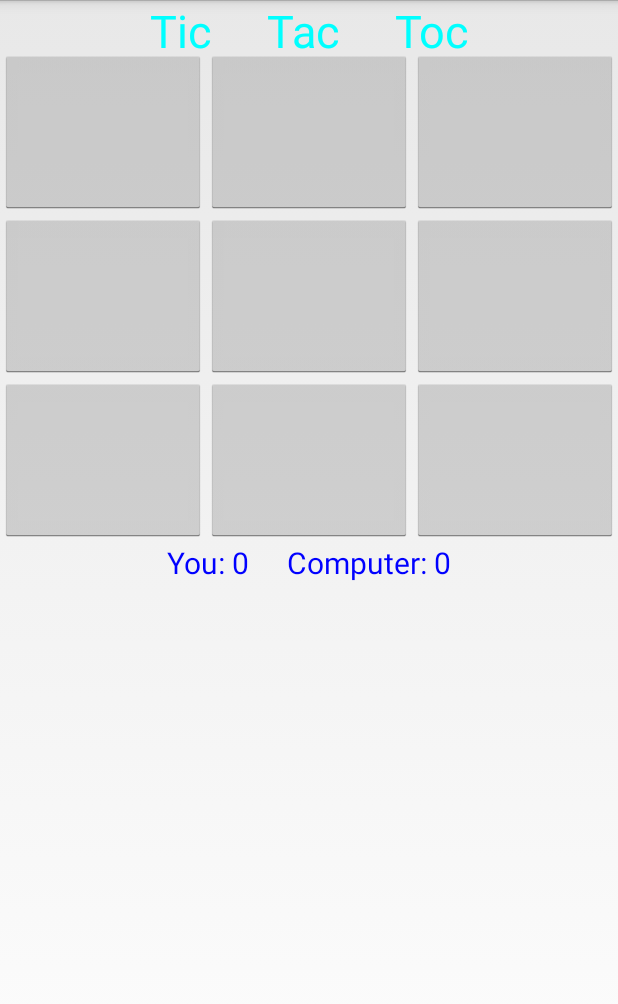
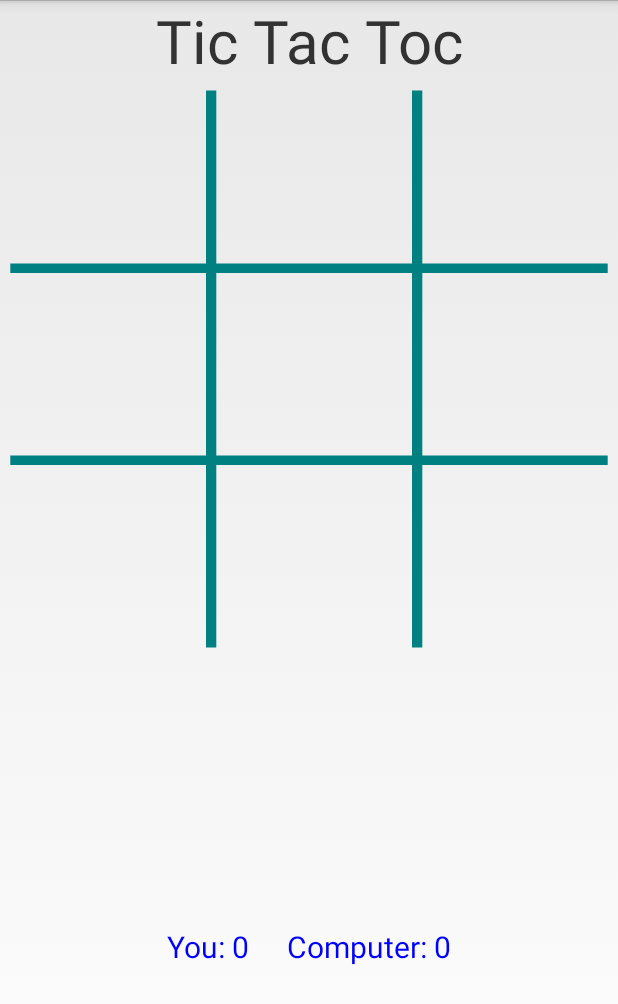
Before and after one commit to SompuZ/TicTacToc, an Android app: the GameActivity screen opened directly, with no data from a screen before it, on a phone screen of 412 x 824 dp. Shown: the top 1004 px of the screen. Run offline under Robolectric (Android 15) with nearby library versions, the phone set to English and light mode, and no system bars.

Commit message:
Added Sounds & Improved Layout

```diff
--- a/app/src/main/java/com/sampu/tictactoc/GameActivity.java
+++ b/app/src/main/java/com/sampu/tictactoc/GameActivity.java
@@ -1,5 +1,6 @@
 package com.sampu.tictactoc;
 
+import java.io.IOException;
 import java.util.ArrayList;
 
 import android.app.Activity;
@@ -9,6 +10,7 @@ import android.content.DialogInterface;
 import android.content.SharedPreferences;
 import android.graphics.Color;
 import android.graphics.Typeface;
+import android.media.MediaPlayer;
 import android.os.Bundle;
 import android.os.Handler;
 import android.view.Gravity;
@@ -24,7 +26,7 @@ import android.widget.TextView;
 public class GameActivity extends Activity implements OnClickListener {
 
 	private static Button[][] b=new Button[3][3];
-	private static ArrayList<Button> ab=new ArrayList<Button>();
+	private static ArrayList<Button> ab= new ArrayList<>();
 	private boolean win=false,block=false;
 	private boolean user,hard=true,com;
 	private int u,c;
@@ -38,57 +40,42 @@ public class GameActivity extends Activity implements OnClickListener {
 	protected void onCreate(Bundle savedInstanceState) {
 		super.onCreate(savedInstanceState);
 		requestWindowFeature(Window.FEATURE_NO_TITLE);
-		LinearLayout.LayoutParams lp = new LinearLayout.LayoutParams(0,LinearLayout.LayoutParams.WRAP_CONTENT,1);
-		LinearLayout box=new LinearLayout(this);
-		box.setOrientation(LinearLayout.VERTICAL);
-		//box.setBackgroundColor(Color.GREEN);
-		TextView title=new TextView(this);
-		title.setTextSize(30);
-		title.setGravity(Gravity.CENTER);
-		title.setTextColor(Color.CYAN);
-		title.setText("Tic     Tac     Toc");
-		title.setHeight(50);
-		box.addView(title);
-		//box.setBackgroundResource(R.drawable.tictotac);
+		setContentView(R.layout.activity_game);
+
+        b[0][0]=findViewById(R.id.one);
+		b[0][1]=findViewById(R.id.two);
+		b[0][2]=findViewById(R.id.three);
+		b[1][0]=findViewById(R.id.four);
+		b[1][1]=findViewById(R.id.five);
+		b[1][2]=findViewById(R.id.six);
+		b[2][0]=findViewById(R.id.seven);
+		b[2][1]=findViewById(R.id.eight);
+		b[2][2]=findViewById(R.id.nine);
 
 		 for (int i=0;i<3;i++) {
-	        	LinearLayout row = new LinearLayout(this);
-	        	row.setOrientation(LinearLayout.HORIZONTAL);
 	        	for(int j=0;j<3;j++) {
-	        		b[i][j]=new Button(this);
-	        		b[i][j].setLayoutParams(lp);
-	        		//b[i][j].setHeight(100);
-	        		//b[i][j].setAlpha((float) 0.9);
 	        		b[i][j].setOnClickListener(this);
 	        		b[i][j].setTypeface(Typeface.DEFAULT_BOLD);
 	        		b[i][j].setTextSize(70);
-	        		//b[i][j].setTextColor(Color.BLUE);
-	        		row.addView(b[i][j]);
 	        	}
-	        	box.addView(row);
 	        }
 
 		sp=getPreferences(MODE_PRIVATE);
 		u=sp.getInt("user", 0);
 		c=sp.getInt("com",0);
 
-		TextView score=new TextView(this);
+		TextView score=findViewById(R.id.score);
 		score.setTextColor(Color.BLUE);
 		score.setTextSize(20);
 		score.setGravity(Gravity.CENTER);
 		score.setTypeface(Typeface.SANS_SERIF);
 		score.setText("You: "+u+"		Computer: "+c);
-		box.addView(score);
-
-		setContentView(box);//R.layout.activity_game);
 	}
-
-
 
 
 	@Override
 	protected void onStart() {
-		// TODO Auto-generated method stub
+
 		super.onStart();
 
 		ab.clear();
@@ -107,27 +94,24 @@ public class GameActivity extends Activity implements OnClickListener {
 
 			@Override
 			public void onClick(DialogInterface arg0, int arg1) {
-				// TODO Auto-generated method stub
+
 				user=true;com=false;
 			}
 		}).setNegativeButton("Computer", new DialogInterface.OnClickListener() {
 
 			@Override
 			public void onClick(DialogInterface arg0, int arg1) {
-				// TODO Auto-generated method stub
+
 				user=false;com=true;
 			}
 		})
 		.setCancelable(false).show();
 
-		//user=false;com=true;//user=true;com=false;
-
-
 		 U=new Runnable() {
 
 			@Override
 			public void run() {
-				// TODO Auto-generated method stub
+
 				System.out.println("USER MODE user="+user+"Com="+com);
 				if(user)
 					loop.postDelayed(this, 1000);
@@ -143,7 +127,7 @@ public class GameActivity extends Activity implements OnClickListener {
 
 			@Override
 			public void run() {
-				// TODO Auto-generated method stub
+
 
 					user_turn();
 
@@ -173,7 +157,7 @@ public class GameActivity extends Activity implements OnClickListener {
 
 							}
 						});
-
+						MediaPlayer.create(GameActivity.this,R.raw.user_win).start();
 						d.show();
 
 						return;
@@ -199,19 +183,19 @@ public class GameActivity extends Activity implements OnClickListener {
 								finish();
 							}
 						});
+						MediaPlayer.create(GameActivity.this,R.raw.draw_game).start();
 						d.show();
 
 						return;
 					}
 
-					try {
-						Thread.sleep(0);
-					} catch (InterruptedException e) {
-						// TODO Auto-generated catch block
-						e.printStackTrace();
-					}
+				try {
+					Thread.sleep(400);
+				} catch (InterruptedException e) {
+					e.printStackTrace();
+				}
 
-					if(com)
+				if(com)
 						com_turn();
 
 					if(draw()){
@@ -234,6 +218,7 @@ public class GameActivity extends Activity implements OnClickListener {
 								finish();
 							}
 						});
+						MediaPlayer.create(GameActivity.this,R.raw.draw_game).start();
 						d.show();
 
 						return;
@@ -242,12 +227,10 @@ public class GameActivity extends Activity implements OnClickListener {
 			}
 
 			private void com_turn() {
-				// TODO Auto-generated method stub
-				//Toast.makeText(GameActivity.this, "Computer Turn com="+com, Toast.LENGTH_SHORT).show();
-				//Toast.makeText(GameActivity.this, "Com_turn.  block="+block+"user="+user, Toast.LENGTH_SHORT).show();
+				//Com_Sound_player.start();
+				MediaPlayer.create(GameActivity.this,R.raw.com_turn).start();
 
 				if(com){
-
 					wintry(b[0][0],b[0][1],b[0][2]);
 					wintry(b[1][0],b[1][1],b[1][2]);
 					wintry(b[2][0],b[2][1],b[2][2]);
@@ -272,6 +255,7 @@ public class GameActivity extends Activity implements OnClickListener {
 							Button ff=ab.get(lok);
 							ff.setText("O");
 							ab.remove(lok);
+							//User_Sound_player.stop();
 							//com=false;
 						}
 					}
@@ -286,7 +270,7 @@ public class GameActivity extends Activity implements OnClickListener {
 			private void user_turn() {
 
 				System.out.println("User Turn");
-				// TODO Auto-generated method stub
+
 
 				loop.post(U);
 
@@ -309,9 +293,10 @@ public class GameActivity extends Activity implements OnClickListener {
 
 	@Override
 	public void onClick(View V) {
-		// TODO Auto-generated method stub
+		//User_Sound_player.start();
 		Button bb=(Button)V;
 		if(bb.getText().equals("")&&user){
+			MediaPlayer.create(GameActivity.this,R.raw.user_turn).start();
 			bb.setTextColor(Color.RED);
 			bb.setText("X");
 			//bb.setTextColor(Color.BLUE);
@@ -378,9 +363,9 @@ public class GameActivity extends Activity implements OnClickListener {
 				e.commit();
 				d.dismiss();
 				finish();
-
 					}
 				});
+				MediaPlayer.create(GameActivity.this,R.raw.com_win).start();
 				d.show();
 
 				win=true;
@@ -394,10 +379,10 @@ public class GameActivity extends Activity implements OnClickListener {
 				d.setContentView(R.layout.my_dialog);
 				d.setCancelable(false);
 
-				ImageView logo=(ImageView) d.findViewById(R.id.imageView1);
+				ImageView logo=d.findViewById(R.id.imageView1);
 				logo.setImageResource(R.drawable.l);
 
-				Button b=(Button)d.findViewById(R.id.bb2);
+				Button b=d.findViewById(R.id.bb2);
 				b.setOnClickListener(new OnClickListener() {
 
 					@Override
@@ -412,6 +397,7 @@ public class GameActivity extends Activity implements OnClickListener {
 
 					}
 				});
+				MediaPlayer.create(GameActivity.this,R.raw.com_win).start();
 				d.show();
 
 				win=true;
@@ -487,8 +473,6 @@ public class GameActivity extends Activity implements OnClickListener {
 
 	 void blocktry(Button b1,Button b2,Button b3) {
 
-		// Toast.makeText(this, "Blocktry: ["+b1.getText()+"]  ["+b2.getText()+"]  ["+b3.getText()+"]", Toast.LENGTH_SHORT).show();
-
 		if(!block){
 			if(b1.getText().equals("X")&&b2.getText().equals("X")&&b3.getText().equals("")){
 				b3.setText("O");
@@ -519,7 +503,7 @@ public class GameActivity extends Activity implements OnClickListener {
 
 	@Override
 	public void onBackPressed() {
-		// TODO Auto-generated method stub
+
 		super.onBackPressed();
 		loop.removeCallbacks(U);
 		loop.removeCallbacks(game);
--- /dev/null
+++ b/app/src/main/res/drawable/ic_tictoctac.xml
@@ -0,0 +1,15 @@
+<vector android:height="24dp" android:viewportHeight="300.0"
+    android:viewportWidth="300.0" android:width="24dp" xmlns:android="http://schemas.android.com/apk/res/android">
+    <path android:fillColor="#008080"
+        android:pathData="M100,5h5v290h-5z" android:strokeAlpha="1"
+        android:strokeColor="#00000000" android:strokeWidth="25.15459442"/>
+    <path android:fillColor="#008080"
+        android:pathData="M200,5h5v290h-5z" android:strokeAlpha="1"
+        android:strokeColor="#00000000" android:strokeWidth="25.15459442"/>
+    <path android:fillColor="#008080"
+        android:pathData="M295,95l0,5l-290,0l0,-5z"
+        android:strokeAlpha="1" android:strokeColor="#00000000" android:strokeWidth="25.15459442"/>
+    <path android:fillColor="#008080"
+        android:pathData="M295,195l0,5l-290,0l0,-5z"
+        android:strokeAlpha="1" android:strokeColor="#00000000" android:strokeWidth="25.15459442"/>
+</vector>
--- a/app/src/main/res/layout/activity_game.xml
+++ b/app/src/main/res/layout/activity_game.xml
@@ -4,8 +4,100 @@
 
     <LinearLayout
         android:layout_width="match_parent"
-        android:layout_height="314dp"
+        android:layout_height="match_parent"
         android:orientation="vertical" >
+
+        <TextView
+            android:layout_width="match_parent"
+            android:layout_height="wrap_content"
+            android:text="Tic Tac Toc"
+            android:gravity="center_horizontal"
+            android:textSize="40sp"/>
+
+        <LinearLayout
+            android:background="@drawable/ic_tictoctac"
+            android:orientation="vertical"
+            android:layout_width="match_parent"
+            android:layout_height="wrap_content">
+            <LinearLayout
+                android:orientation="horizontal"
+                android:layout_width="match_parent"
+                android:layout_height="wrap_content">
+                <Button
+                    android:background="@android:color/transparent"
+                    android:layout_weight="1"
+                    android:id="@+id/one"
+                    android:layout_width="wrap_content"
+                    android:layout_height="128sp" />
+                <Button
+                    android:background="@android:color/transparent"
+                    android:layout_weight="1"
+                    android:id="@+id/two"
+                    android:layout_width="wrap_content"
+                    android:layout_height="128sp" />
+                <Button
+                    android:background="@android:color/transparent"
+                    android:layout_weight="1"
+                    android:id="@+id/three"
+                    android:layout_width="wrap_content"
+                    android:layout_height="128sp" />
+            </LinearLayout>
+            <LinearLayout
+                android:background="@android:color/transparent"
+                android:orientation="horizontal"
+                android:layout_width="match_parent"
+                android:layout_height="wrap_content">
+                <Button
+                    android:background="@android:color/transparent"
+                    android:layout_weight="1"
+                    android:id="@+id/four"
+                    android:layout_width="wrap_content"
+                    android:layout_height="128sp" />
+                <Button
+                    android:background="@android:color/transparent"
+                    android:layout_weight="1"
+                    android:id="@+id/five"
+                    android:layout_width="wrap_content"
+                    android:layout_height="128sp" />
+                <Button
+                    android:background="@android:color/transparent"
+                    android:layout_weight="1"
+                    android:id="@+id/six"
+                    android:layout_width="wrap_content"
+                    android:layout_height="128sp" />
+            </LinearLayout>
+            <LinearLayout
+                android:background="@android:color/transparent"
+                android:orientation="horizontal"
+                android:layout_width="match_parent"
+                android:layout_height="128sp">
+                <Button
+                    android:background="@android:color/transparent"
+                    android:layout_weight="1"
+                    android:id="@+id/seven"
+                    android:layout_width="wrap_content"
+                    android:layout_height="128sp" />
+                <Button
+                    android:background="@android:color/transparent"
+                    android:layout_weight="1"
+                    android:id="@+id/eight"
+                    android:layout_width="wrap_content"
+                    android:layout_height="128sp" />
+                <Button
+                    android:background="@android:color/transparent"
+                    android:layout_weight="1"
+                    android:id="@+id/nine"
+                    android:layout_width="wrap_content"
+                    android:layout_height="128sp" />
+            </LinearLayout>
+        </LinearLayout>
+        <TextView
+            android:id="@+id/score"
+            android:text="Score"
+            android:textSize="20sp"
+            android:gravity="center"
+            android:layout_width="match_parent"
+            android:layout_height="match_parent" />
     </LinearLayout>
 
 </FrameLayout>
```
Also changed, not shown: 197 other files.
